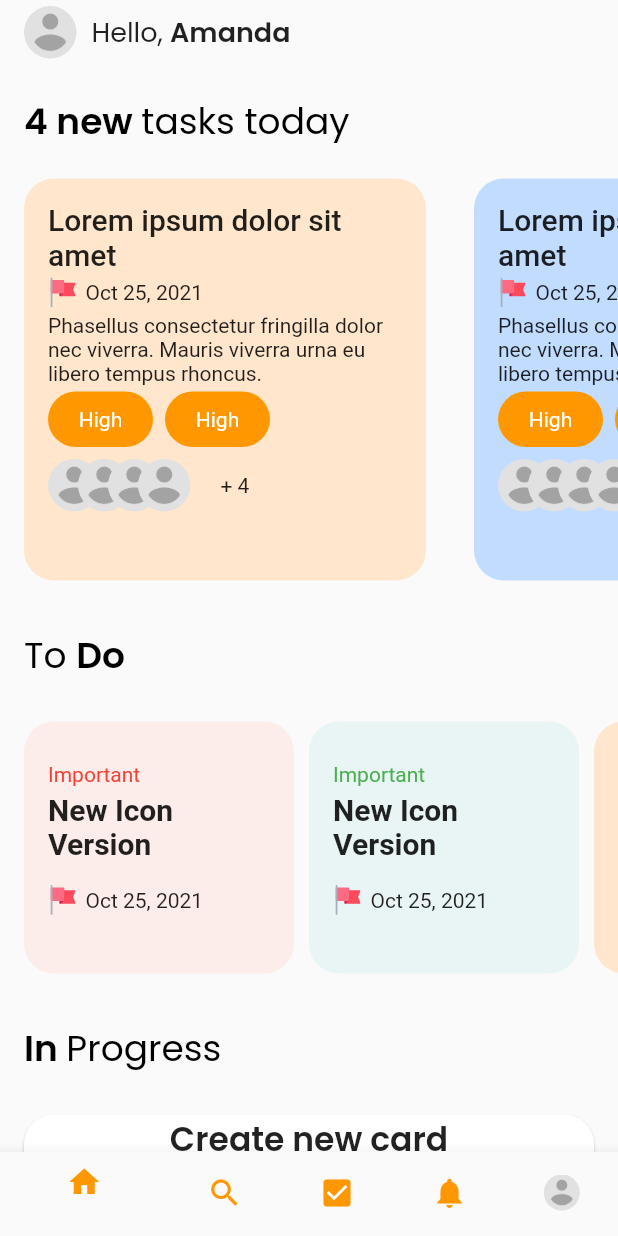
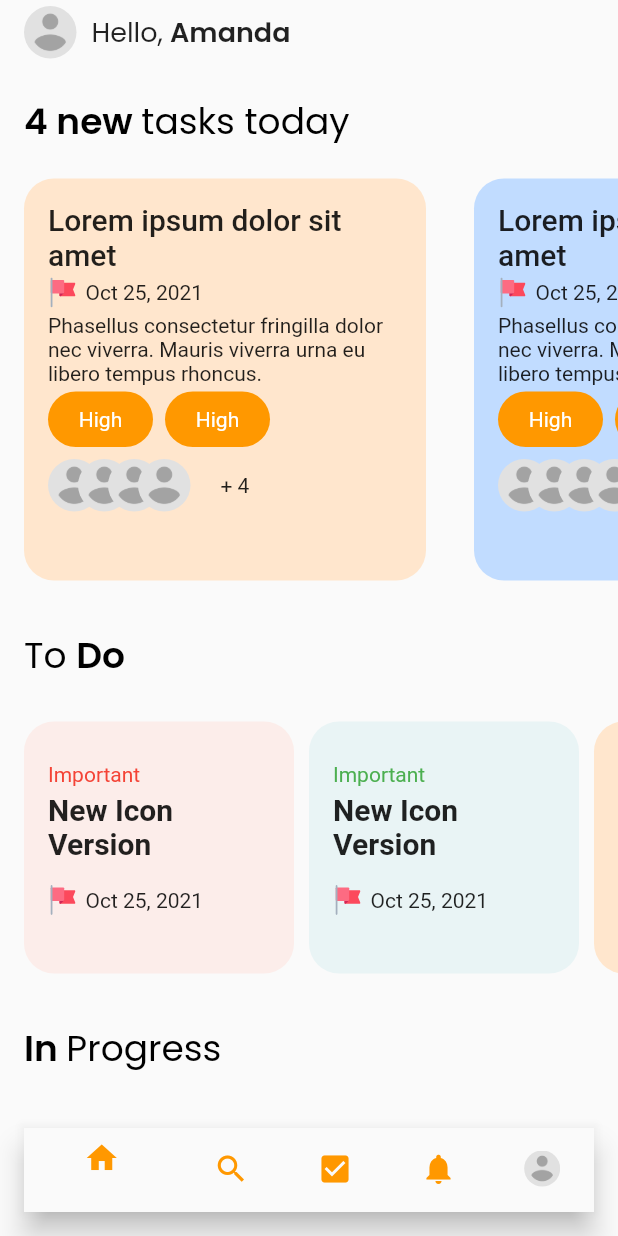
Before and after one commit to RadoslawCzubak/flutter_to_do, a Flutter app: the screen it shows after launch, on a phone screen of 412 x 824 dp. Run offline on Flutter 3.47's test engine with Material 2 defaults, Android fonts, the phone set to English and light mode, and no system bars; our stand-ins replace flutter_svg.

Commit message:
format code

```diff
--- a/lib/screens/dashboard/dashboard_page.dart
+++ b/lib/screens/dashboard/dashboard_page.dart
@@ -28,7 +28,10 @@ class DashboardPage extends StatelessWidget {
   }
 
   Widget _buildBottomNav() {
-    return BottomNavigationBar(items: [
+    return Container(
+      margin: EdgeInsets.all(16.0),
+      decoration: BoxDecoration(borderRadius: BorderRadius.circular(20.0)),
+      child: BottomNavigationBar(items: [
         const BottomNavigationBarItem(
             icon: Icon(
               Icons.home,
@@ -62,7 +65,8 @@ class DashboardPage extends StatelessWidget {
               ),
             ),
             label: '')
-    ]);
+      ]),
+    );
   }
 }
 
```
Lines whose indentation alone changed are shown as unchanged.
